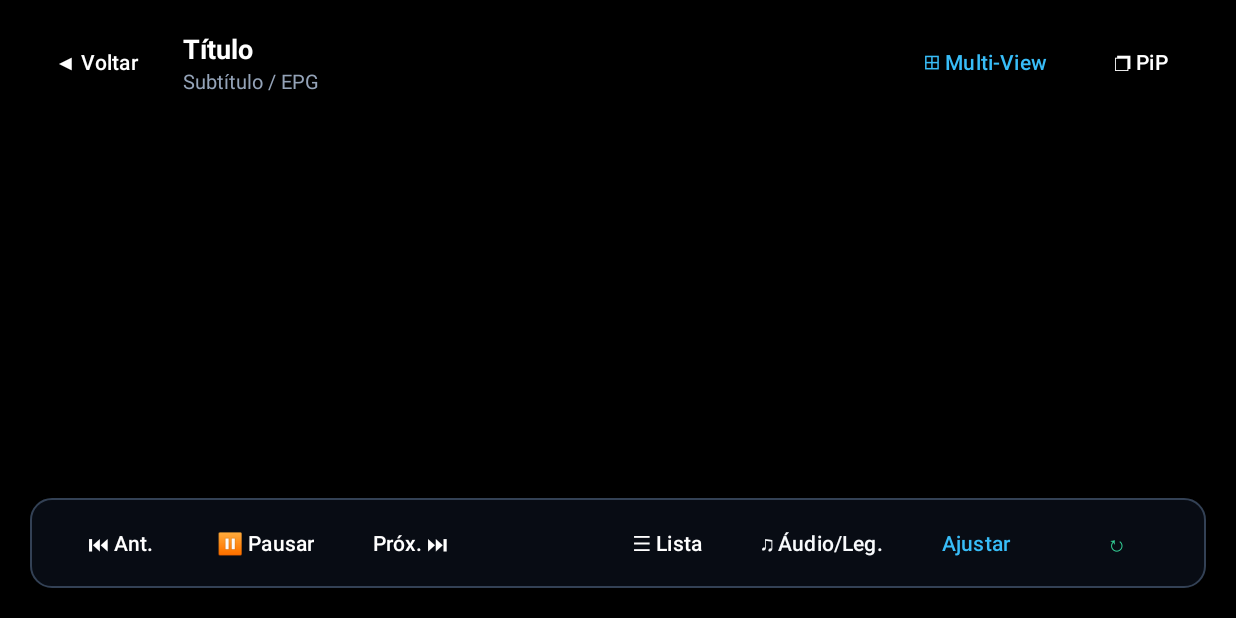
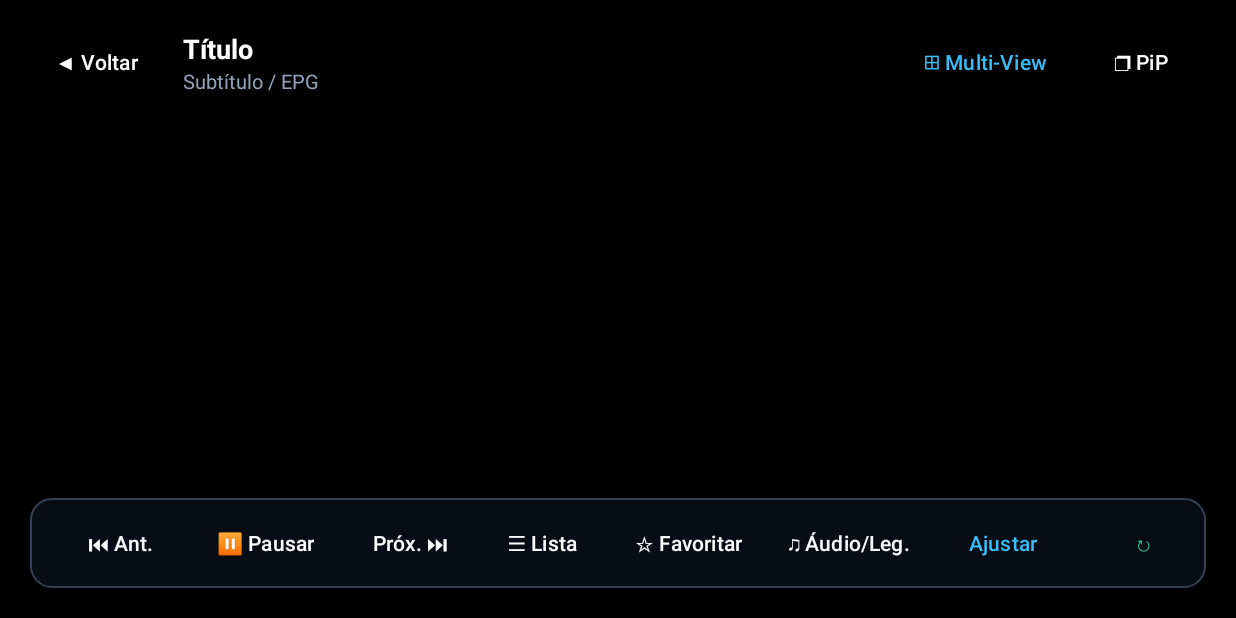
Before and after one commit to willianswill/willianswilltech-MinhasDespesas-on-main, an Android app: the PlayerActivity screen opened directly, with no data from a screen before it, on a phone screen of 824 x 412 dp (held sideways). Run offline under Robolectric (Android 15) with nearby library versions, the phone set to English and light mode, and no system bars; our stand-ins replace Room's generated code, paging; libraries missing offline, so code that uses them is left out: androidx.media3.datasource; network calls fail; pictures from the network do not load; 1 statement that could not run was skipped.

Commit message:
feat(livetv): remover Ant/Prox ao vivo, adicionar Favoritar no player e favoritar ao segurar OK na lista

```diff
--- a/app/src/main/java/com/willianswill/novatv/feature/livetv/LiveChannelPagingAdapter.kt
+++ b/app/src/main/java/com/willianswill/novatv/feature/livetv/LiveChannelPagingAdapter.kt
@@ -87,6 +87,10 @@ class LiveChannelPagingAdapter(
                 if (hasFocus) onChannelFocused(item)
             }
             binding.root.setOnClickListener { onPreviewOrPlay(item, pos) }
+            binding.root.setOnLongClickListener {
+                onToggleFav(item)
+                true
+            }
             binding.btnFav.setOnClickListener { onToggleFav(item) }
         }
 
--- a/app/src/main/res/layout/activity_player.xml
+++ b/app/src/main/res/layout/activity_player.xml
@@ -566,6 +566,18 @@
                     android:textColor="#FFFFFF" />
 
                 <Button
+                    android:id="@+id/btn_fav_player"
+                    style="@style/Widget.Material3.Button.TextButton"
+                    android:layout_width="wrap_content"
+                    android:layout_height="40dp"
+                    android:layout_marginEnd="6dp"
+                    android:background="@drawable/selector_player_btn"
+                    android:focusable="true"
+                    android:paddingHorizontal="12dp"
+                    android:text="☆ Favoritar"
+                    android:textColor="#FFFFFF" />
+
+                <Button
                     android:id="@+id/btn_quality"
                     style="@style/Widget.Material3.Button.TextButton"
                     android:layout_width="wrap_content"
```
Also changed, not shown: app/src/main/java/com/willianswill/novatv/core/player/PlayerActivity.kt (+30 -1 lines), app/src/main/java/com/willianswill/novatv/feature/livetv/LiveTvActivity.kt (+7 -1 lines).
